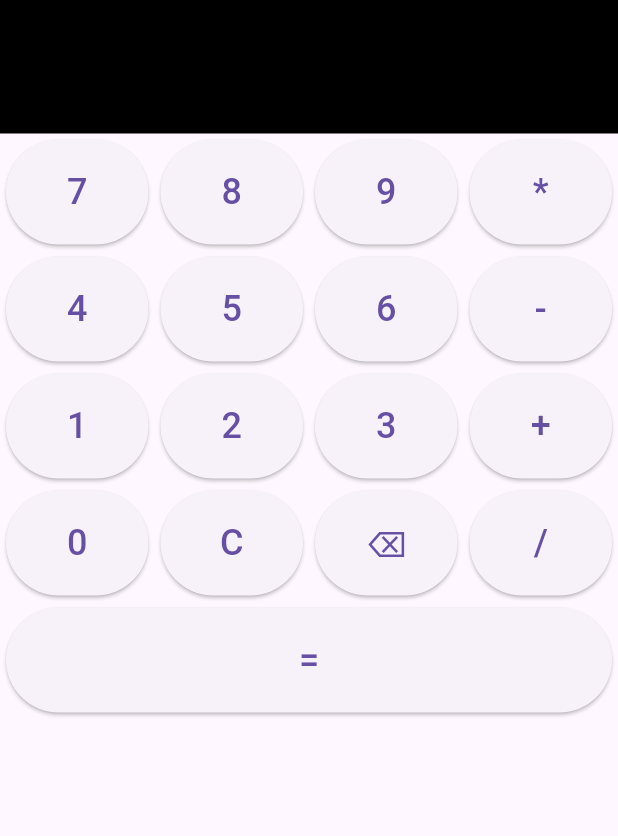
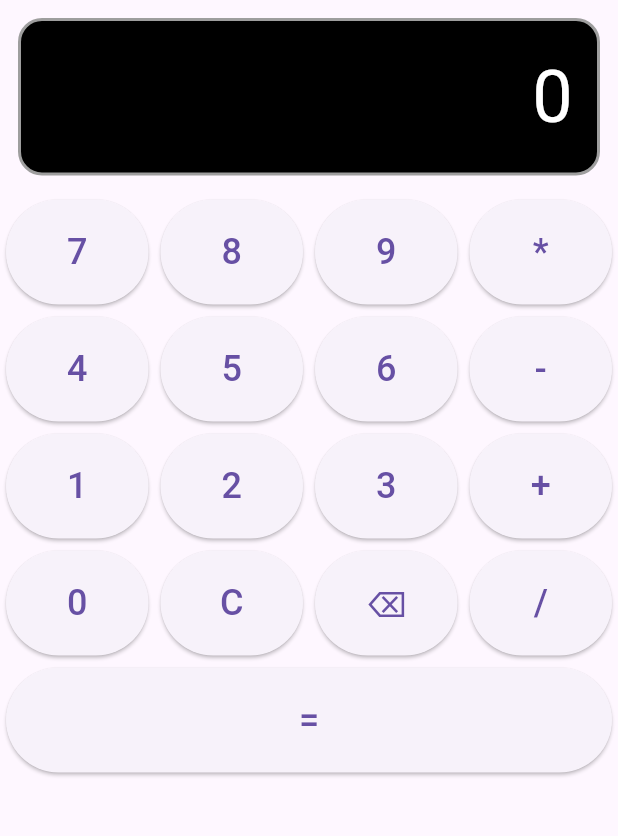
Before and after one commit to GZaguini/Projetos, a Flutter app: the screen it shows after launch, on a phone screen of 412 x 824 dp, the part 84-920 px from its top. Run offline on Flutter 3.47's test engine with Material 3 defaults, Android fonts, the phone set to English and light mode, and no system bars.

Commit message:
Adicionando um arquivo de visor

```diff
--- a/calculadora/lib/main.dart
+++ b/calculadora/lib/main.dart
@@ -1,6 +1,7 @@
 import 'package:flutter/material.dart';
 import 'valor.dart';
 import 'botao.dart';
+import 'visor.dart';
 
 void main() {
   runApp(const MyApp());
@@ -46,16 +47,9 @@ class _MyAppState extends State<MyApp> {
         appBar: AppBar(title: const Text('Calculadora'), centerTitle: true),
         body: Column(
           children: [
-            Container(
-              width: double.infinity,
-              padding: const EdgeInsets.all(16),
-              color: Colors.black,
-              child: Text(
-                visor,
-                textAlign: TextAlign.end,
-                style: const TextStyle(fontSize: 40, color: Colors.white),
-              ),
-            ),
+           Visor(
+  texto: visor,
+),
             Row(
               children: [
                 Botao(
--- /dev/null
+++ b/calculadora/lib/visor.dart
@@ -0,0 +1,37 @@
+import 'package:flutter/material.dart';
+
+class Visor extends StatelessWidget {
+  const Visor({
+    super.key,
+    required this.texto,
+  });
+
+  final String texto;
+
+  @override
+  Widget build(BuildContext context) {
+    return Container(
+      margin: const EdgeInsets.all(12),
+      decoration: BoxDecoration(
+        color: Colors.black,
+        borderRadius: BorderRadius.circular(16),
+         border: Border.all(
+        color: Colors.grey,
+        width: 2,
+        ),
+      ),
+      width: double.infinity,
+      padding: const EdgeInsets.all(16),
+
+
+      child: Text(
+        texto.isEmpty ? "0" : texto,
+        textAlign: TextAlign.end,
+        style: const TextStyle(
+          fontSize: 48,
+          color: Colors.white,
+        ),
+      ),
+    );
+  }
+}
```
